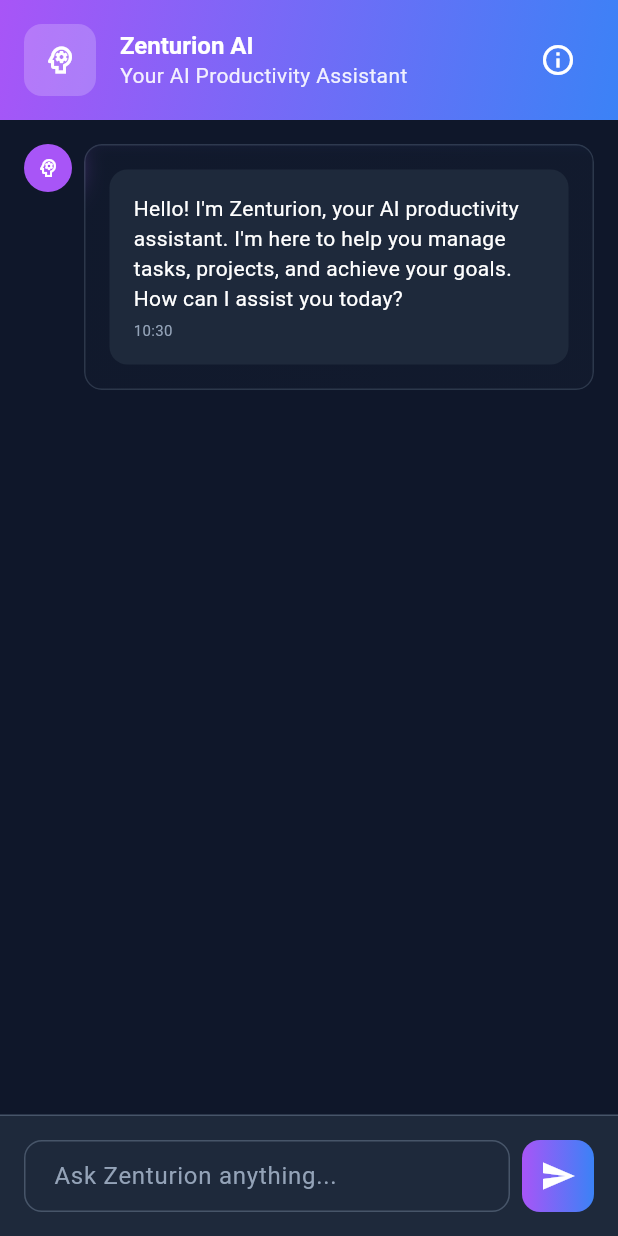
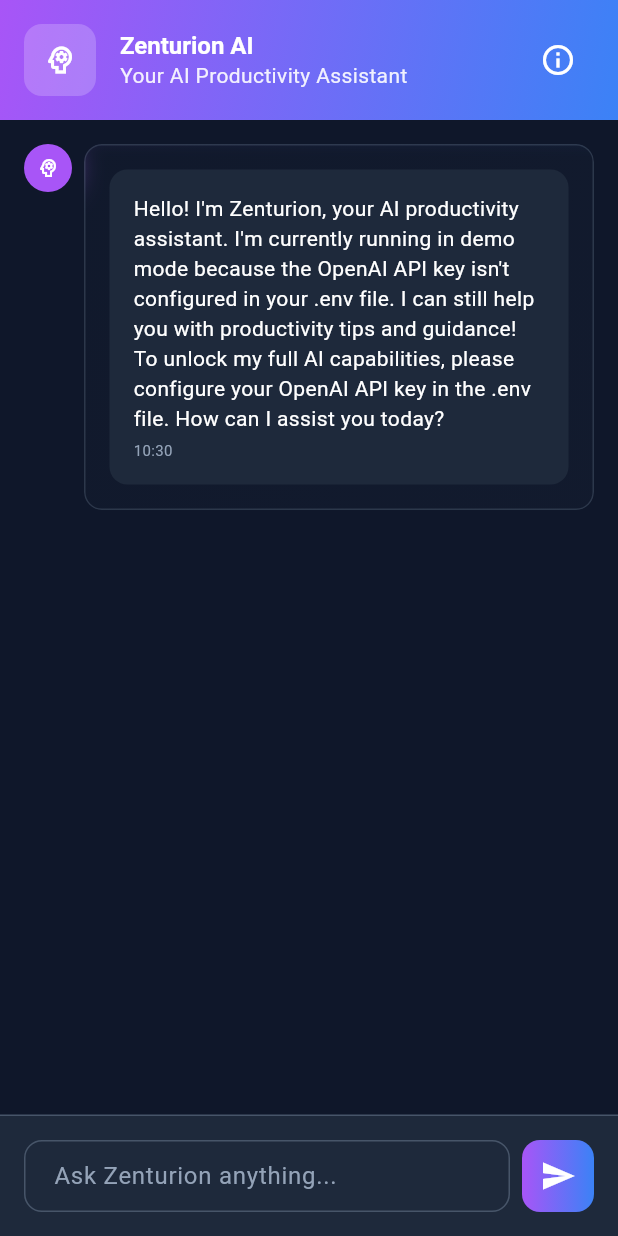
Before and after one commit to lucifron28/zentry_mobile, a Flutter app: the AIAssistantScreen screen opened directly, after a tap on the "send" icon, on a phone screen of 412 x 824 dp. Run offline on Flutter 3.47's test engine with Material 3 defaults, Android fonts, the phone set to English and light mode, and no system bars; our stand-ins replace flutter_dotenv, flutter_staggered_animations, shared_preferences; accounts and stored records are empty; network calls fail.

Commit message:
AI assistant configurations

```diff
--- a/lib/screens/ai_assistant_screen.dart
+++ b/lib/screens/ai_assistant_screen.dart
@@ -2,6 +2,7 @@ import 'package:flutter/material.dart';
 import '../utils/constants.dart';
 import '../widgets/common/glass_card.dart';
 import '../services/ai_service.dart';
+import '../services/env_config.dart';
 
 class AIAssistantScreen extends StatefulWidget {
   const AIAssistantScreen({super.key});
@@ -15,9 +16,6 @@ class _AIAssistantScreenState extends State<AIAssistantScreen> {
   final ScrollController _scrollController = ScrollController();
   final List<ChatMessage> _messages = [];
   bool _isLoading = false;
-
-  // Placeholder API key - to be replaced later
-  static const String _apiKeyPlaceholder = 'your_api_key_here';
 
   @override
   void initState() {
@@ -33,9 +31,13 @@ class _AIAssistantScreenState extends State<AIAssistantScreen> {
   }
 
   void _addWelcomeMessage() {
+    final welcomeText = AIService.isConfigured
+        ? "Hello! I'm Zenturion, your AI productivity assistant powered by OpenAI. I'm here to help you manage tasks, organize projects, and achieve your goals through Zentry's gamified system. How can I help boost your productivity today?"
+        : "Hello! I'm Zenturion, your AI productivity assistant. I'm currently running in demo mode because the OpenAI API key isn't configured in your .env file. I can still help you with productivity tips and guidance! To unlock my full AI capabilities, please configure your OpenAI API key in the .env file. How can I assist you today?";
+
     _messages.add(
       ChatMessage(
-        text: "Hello! I'm Zenturion, your AI productivity assistant. I'm here to help you manage tasks, projects, and achieve your goals. How can I assist you today?",
+        text: welcomeText,
         isUser: false,
         timestamp: DateTime.now(),
       ),
@@ -62,8 +64,26 @@ class _AIAssistantScreenState extends State<AIAssistantScreen> {
     _scrollToBottom();
 
     try {
+      // Prepare conversation history for OpenAI (last 10 messages to keep context manageable)
+      final conversationHistory = <Map<String, String>>[];
+      final recentMessages = _messages.length > 10
+          ? _messages.sublist(_messages.length - 10)
+          : _messages;
+
+      for (final msg in recentMessages) {
+        if (msg != _messages.last) { // Exclude the message we just added
+          conversationHistory.add({
+            'role': msg.isUser ? 'user' : 'assistant',
+            'content': msg.text,
+          });
+        }
+      }
+
       // Use AI service for response
-      String aiResponse = await AIService.sendMessage(userMessage);
+      String aiResponse = await AIService.sendMessage(
+        userMessage,
+        conversationHistory: conversationHistory,
+      );
 
       setState(() {
         _messages.add(
@@ -76,13 +96,24 @@ class _AIAssistantScreenState extends State<AIAssistantScreen> {
         _isLoading = false;
       });
     } catch (e) {
-      // Fallback to placeholder response if service fails
-      String aiResponse = _generatePlaceholderResponse(userMessage);
+      String errorMessage;
+      if (e.toString().contains('Invalid OpenAI API key')) {
+        errorMessage = "🔑 I need an OpenAI API key to access my full capabilities. For now, I'm running in demo mode!";
+      } else if (e.toString().contains('rate limit')) {
+        errorMessage = "⏰ I'm getting too many requests right now. Please wait a moment and try again!";
+      } else if (e.toString().contains('No internet')) {
+        errorMessage = "📶 It looks like you're offline. Please check your internet connection and try again!";
+      } else {
+        errorMessage = "🤖 I'm having a small technical hiccup, but I'm still here to help in demo mode!";
+      }
+
+      // Generate fallback response
+      String fallbackResponse = _generatePlaceholderResponse(userMessage);
 
       setState(() {
         _messages.add(
           ChatMessage(
-            text: "Sorry, I'm having trouble connecting to my AI brain right now. Here's what I can tell you: $aiResponse",
+            text: "$errorMessage\n\n$fallbackResponse",
             isUser: false,
             timestamp: DateTime.now(),
           ),
@@ -455,7 +486,51 @@ class _AIAssistantScreenState extends State<AIAssistantScreen> {
             ),
             const SizedBox(height: 16),
             Text(
-              'To connect to a real AI service:',
+              'Environment Configuration Status',
+              style: TextStyle(
+                color: AppColors.textPrimary,
+                fontWeight: FontWeight.bold,
+              ),
+            ),
+            const SizedBox(height: 8),
+            Row(
+              children: [
+                Icon(
+                  EnvConfig.isInitialized ? Icons.check_circle : Icons.error,
+                  color: EnvConfig.isInitialized ? AppColors.success : AppColors.danger,
+                  size: 16,
+                ),
+                const SizedBox(width: 8),
+                Text(
+                  'Environment: ${EnvConfig.isInitialized ? "Loaded" : "Failed to Load"}',
+                  style: TextStyle(
+                    color: EnvConfig.isInitialized ? AppColors.success : AppColors.danger,
+                    fontWeight: FontWeight.w600,
+                  ),
+                ),
+              ],
+            ),
+            const SizedBox(height: 4),
+            Row(
+              children: [
+                Icon(
+                  AIService.isConfigured ? Icons.check_circle : Icons.error,
+                  color: AIService.isConfigured ? AppColors.success : AppColors.danger,
+                  size: 16,
+                ),
+                const SizedBox(width: 8),
+                Text(
+                  'OpenAI: ${AIService.isConfigured ? "Configured" : "Not Configured"}',
+                  style: TextStyle(
+                    color: AIService.isConfigured ? AppColors.success : AppColors.danger,
+                    fontWeight: FontWeight.w600,
+                  ),
+                ),
+              ],
+            ),
+            const SizedBox(height: 16),
+            Text(
+              'To enable full OpenAI integration:',
               style: TextStyle(
                 color: AppColors.textPrimary,
                 fontWeight: FontWeight.w600,
@@ -463,11 +538,16 @@ class _AIAssistantScreenState extends State<AIAssistantScreen> {
             ),
             const SizedBox(height: 8),
             Text(
-              '1. Replace the API key placeholder in AIService\n'
-              '2. Update the base URL for your AI provider\n'
-              '3. Implement the HTTP client integration\n'
-              '4. Configure authentication headers\n\n'
-              'For now, Zenturion uses smart placeholder responses to help you get started!',
+              '1. Get an OpenAI API key from platform.openai.com\n'
+              '2. Copy .env.example to .env in the project root\n'
+              '3. Replace OPENAI_API_KEY value with your actual key\n'
+              '4. Restart the app to load the new configuration\n'
+              '5. Ensure you have API credits in your OpenAI account\n\n'
+              '💡 Current model: ${EnvConfig.openAIModel}\n'
+              '🎛️ Max tokens: ${EnvConfig.openAIMaxTokens}\n'
+              '🌡️ Temperature: ${EnvConfig.openAITemperature}\n'
+              '💰 Estimated cost: ~\$0.002 per conversation\n\n'
+              'Demo mode provides smart responses without API calls!',
               style: TextStyle(color: AppColors.textSecondary),
             ),
           ],
--- a/lib/screens/main_layout.dart
+++ b/lib/screens/main_layout.dart
@@ -3,6 +3,7 @@ import '../utils/constants.dart';
 import '../widgets/navigation/bottom_nav_bar.dart';
 import 'dashboard_screen.dart';
 import 'tasks_screen.dart';
+import 'ai_assistant_screen.dart';
 import 'projects_screen.dart';
 import 'achievements_screen.dart';
 import 'profile_screen.dart';
@@ -21,6 +22,7 @@ class _MainLayoutState extends State<MainLayout> {
   final List<Widget> _screens = [
     const DashboardScreen(),
     const TasksScreen(),
+    const AIAssistantScreen(),
     const ProjectsScreen(),
     const AchievementsScreen(),
     const ProfileScreen(),
--- /dev/null
+++ b/lib/services/env_config.dart
@@ -0,0 +1,121 @@
+import 'package:flutter_dotenv/flutter_dotenv.dart';
+import 'package:flutter/foundation.dart';
+
+/// Environment Configuration Service
+///
+/// Manages environment variables and app configuration.
+/// Call EnvConfig.init() in main() before runApp().
+class EnvConfig {
+  static bool _initialized = false;
+
+  /// Initialize environment configuration
+  /// Call this in main() before runApp()
+  static Future<void> init() async {
+    try {
+      await dotenv.load(fileName: '.env');
+      _initialized = true;
+    } catch (e) {
+      // Handle missing .env file gracefully
+      if (kDebugMode) {
+        print('Warning: .env file not found or invalid. Using default values.');
+      }
+      _initialized = false;
+    }
+  }
+
+  /// Check if environment is properly initialized
+  static bool get isInitialized => _initialized;
+
+  // OpenAI Configuration
+  static String get openAIApiKey =>
+      dotenv.env['OPENAI_API_KEY'] ?? 'your_openai_api_key_here';
+
+  static String get openAIModel =>
+      dotenv.env['OPENAI_MODEL'] ?? 'gpt-3.5-turbo';
+
+  static int get openAIMaxTokens =>
+      int.tryParse(dotenv.env['OPENAI_MAX_TOKENS'] ?? '500') ?? 500;
+
+  static double get openAITemperature =>
+      double.tryParse(dotenv.env['OPENAI_TEMPERATURE'] ?? '0.7') ?? 0.7;
+
+  // App Configuration
+  static String get appName =>
+      dotenv.env['APP_NAME'] ?? 'Zentry Mobile';
+
+  static String get appVersion =>
+      dotenv.env['APP_VERSION'] ?? '1.0.0';
+
+  static bool get debugMode =>
+      dotenv.env['DEBUG_MODE']?.toLowerCase() == 'true';
+
+  // Optional: Additional AI Services
+  static String? get anthropicApiKey =>
+      dotenv.env['ANTHROPIC_API_KEY'];
+
+  static String? get googleAIApiKey =>
+      dotenv.env['GOOGLE_AI_API_KEY'];
+
+  // Optional: Backend API
+  static String? get apiBaseUrl =>
+      dotenv.env['API_BASE_URL'];
+
+  static int get apiTimeout =>
+      int.tryParse(dotenv.env['API_TIMEOUT'] ?? '30') ?? 30;
+
+  // Optional: Analytics
+  static String? get firebaseProjectId =>
+      dotenv.env['FIREBASE_PROJECT_ID'];
+
+  static String? get mixpanelToken =>
+      dotenv.env['MIXPANEL_TOKEN'];
+
+  /// Check if OpenAI is properly configured
+  static bool get isOpenAIConfigured =>
+      openAIApiKey != 'your_openai_api_key_here' &&
+      openAIApiKey.isNotEmpty &&
+      openAIApiKey.startsWith('sk-');
+
+  /// Get configuration summary for debugging
+  static Map<String, dynamic> getConfigSummary() {
+    return {
+      'initialized': _initialized,
+      'openAI_configured': isOpenAIConfigured,
+      'openAI_model': openAIModel,
+      'openAI_maxTokens': openAIMaxTokens,
+      'openAI_temperature': openAITemperature,
+      'app_name': appName,
+      'app_version': appVersion,
+      'debug_mode': debugMode,
+      'api_timeout': apiTimeout,
+      'has_anthropic_key': anthropicApiKey != null,
+      'has_google_ai_key': googleAIApiKey != null,
+      'has_backend_url': apiBaseUrl != null,
+      'has_firebase_config': firebaseProjectId != null,
+      'has_mixpanel_token': mixpanelToken != null,
+    };
+  }
+
+  /// Validate critical configuration
+  static List<String> validateConfig() {
+    final issues = <String>[];
+
+    if (!_initialized) {
+      issues.add('.env file not loaded');
+    }
+
+    if (!isOpenAIConfigured) {
+      issues.add('OpenAI API key not configured');
+    }
+
+    if (openAIMaxTokens <= 0) {
+      issues.add('Invalid OpenAI max tokens value');
+    }
+
+    if (openAITemperature < 0 || openAITemperature > 2) {
+      issues.add('Invalid OpenAI temperature value (should be 0-2)');
+    }
+
+    return issues;
+  }
+}
```
Also changed, not shown: lib/services/ai_service.dart (added, +185 -0 lines), lib/widgets/navigation/bottom_nav_bar.dart (+41 -12 lines), 1 other file.
